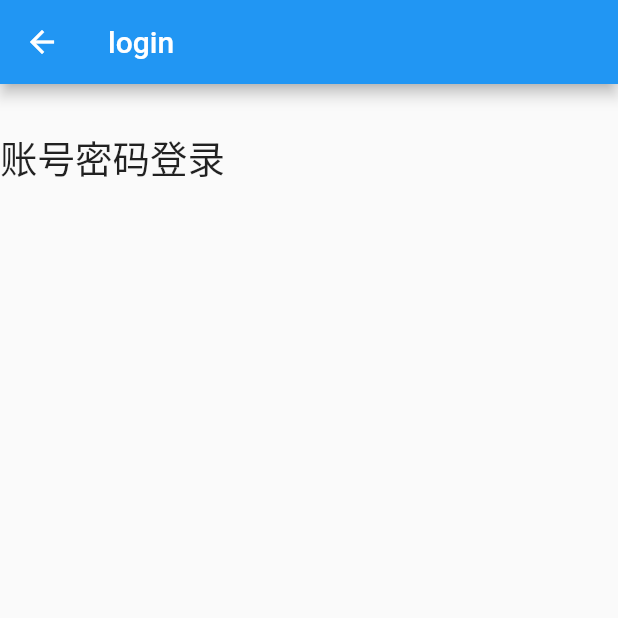
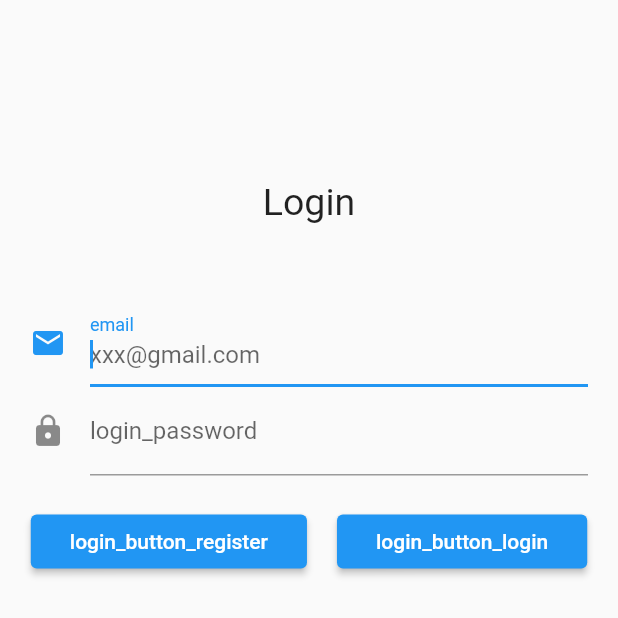
Before and after one commit to decenfrontier/wechat_flutter, a Flutter app: the LoginPage screen opened directly, on a phone screen of 412 x 824 dp, the top half of it. Run offline on Flutter 3.47's test engine with Material 2 defaults, Android fonts, the phone set to English and light mode, and no system bars; our stand-ins replace get; statements that could not run were skipped.

Commit message:
feat: 登录注册基本逻辑

```diff
--- /dev/null
+++ b/lib/common/lang/en_US.dart
@@ -0,0 +1,5 @@
+const Map<String, String> en_US = {
+  'login_title': 'Login',
+  'login_email': 'email',
+  'login_email_hint': 'xxx@gmail.com',
+};
--- /dev/null
+++ b/lib/common/lang/translation_service.dart
@@ -0,0 +1,14 @@
+import 'package:flutter/material.dart';
+import 'package:get/get.dart';
+import 'zh_Hans.dart';
+import 'en_US.dart';
+
+class TranslationService extends Translations {
+  static Locale? get locale => Get.deviceLocale;
+  static final fallbackLocale = Locale('en', 'US');
+  @override
+  Map<String, Map<String, String>> get keys => {
+        'en_US': en_US,
+        'zh_Hans': zh_Hans,
+      };
+}
--- /dev/null
+++ b/lib/common/lang/zh_Hans.dart
@@ -0,0 +1,9 @@
+const Map<String, String> zh_Hans = {
+  'login_title': 'emo',
+  'login_email': '电子邮箱',
+  'login_email_hint': 'xxx@163.com',
+  'login_password': "密码",
+  'login_password_hint': "6~12位大小写数字组合",
+  'login_button_login': "登 录",
+  'login_button_register': "注 册",
+};
--- a/lib/common/routes/routes.dart
+++ b/lib/common/routes/routes.dart
@@ -1,20 +1,20 @@
 import 'package:get/get.dart';
+import 'package:ws_chat_flutter/pages/frame/login/bindings.dart';
+import 'package:ws_chat_flutter/pages/frame/login/view.dart';
 import 'package:ws_chat_flutter/pages/home/index.dart';
-import 'package:ws_chat_flutter/pages/notfound/index.dart';
-
+import 'package:ws_chat_flutter/pages/frame/notfound/index.dart';
 
 class AppRouter {
-  static const Home = '/home';
-  static const NotFound = '/notfound';
+  static const Login = '/login'; // 登录页
+  static const ChangePwd = '/change_password'; // 修改密码页
+  static const Home = '/home'; // 首页
+  static const NotFound = '/notfound'; // 未知页
 
-  static const initial = Home;
+  static const initial = Login;
 
   static final routes = [
-    GetPage(
-      name: Home,
-      page: () => HomePage(),
-      binding: HomeBinding(),
-    ),
+    GetPage(name: Login, page: () => LoginPage(), binding: LoginBinding()),
+    GetPage(name: Home, page: () => HomePage(), binding: HomeBinding()),
   ];
 
   static final unknownRoute =
--- a/lib/main.dart
+++ b/lib/main.dart
@@ -1,6 +1,7 @@
 import 'package:flutter/material.dart';
 import 'package:get/get.dart';
 
+import 'common/lang/translation_service.dart';
 import 'common/routes/routes.dart';
 
 void main() {
@@ -17,6 +18,10 @@ class MyApp extends StatelessWidget {
       initialRoute: AppRouter.initial,
       getPages: AppRouter.routes,
       unknownRoute: AppRouter.unknownRoute,
+      // 下面这三条配置国际化多语言
+      locale: TranslationService.locale,
+      fallbackLocale: TranslationService.fallbackLocale,
+      translations: TranslationService(),
     );
   }
 }
--- a/lib/pages/frame/login/view.dart
+++ b/lib/pages/frame/login/view.dart
@@ -11,20 +11,86 @@ class LoginPage extends GetView<LoginController> {
     return GetBuilder<LoginController>(
       builder: (_) {
         return Scaffold(
-            appBar: AppBar(title: const Text("login")),
-            body: Column(
-              mainAxisSize: MainAxisSize.min,
-              crossAxisAlignment: CrossAxisAlignment.start,
-              children: [
-                SizedBox(
-                  height: 30,
-                ),
-                Text("账号密码登录", style: TextStyle(fontSize: 25)),
-                SizedBox(height: 50.0),
-              ],
-            ));
+            body: Container(
+                padding: EdgeInsets.all(20),
+                child: Column(
+                  mainAxisSize: MainAxisSize.min,
+                  crossAxisAlignment: CrossAxisAlignment.start,
+                  children: [
+                    SizedBox(height: 100),
+                    Row(
+                      mainAxisAlignment: MainAxisAlignment.center,
+                      children: [
+                        Text("login_title".tr, style: TextStyle(fontSize: 25)),
+                      ],
+                    ),
+                    SizedBox(height: 50),
+                    _buildLoginForm()
+                  ],
+                )));
       },
     );
   }
 
+  Form _buildLoginForm() {
+    return Form(
+        key: controller.formKey,
+        autovalidateMode: AutovalidateMode.onUserInteraction,
+        child: Column(
+          children: [
+            TextFormField(
+              autofocus: true,
+              decoration: InputDecoration(
+                labelText: "login_email".tr,
+                hintText: "login_email_hint".tr,
+                icon: Icon(Icons.email),
+              ),
+              validator: controller.emailValidator,
+              onSaved: (value) {
+                controller.userEmail = value!;
+              },
+            ),
+            TextFormField(
+              decoration: InputDecoration(
+                labelText: "login_password".tr,
+                hintText: "login_password_hint".tr,
+                icon: Icon(Icons.lock),
+              ),
+              obscureText: true,
+              validator: controller.passwordValidator,
+              onSaved: (value) {
+                controller.userPassword = value!;
+              },
+            ),
+            SizedBox(
+              height: 20,
+            ),
+            // 注册 与 登录按钮
+            Row(
+              mainAxisAlignment: MainAxisAlignment.center,
+              children: [
+                ElevatedButton(
+                  child: Padding(
+                    padding: const EdgeInsets.all(10),
+                    child: Text("login_button_register".tr),
+                  ),
+                  onPressed: () {
+                    controller.RegisterSubmit();
+                  },
+                ),
+                SizedBox(width: 20),
+                ElevatedButton(
+                  child: Padding(
+                    padding: const EdgeInsets.all(10),
+                    child: Text("login_button_login".tr),
+                  ),
+                  onPressed: () {
+                    controller.LoginSubmit();
+                  },
+                )
+              ],
+            )
+          ],
+        ));
+  }
 }
--- a/lib/pages/frame/register/index.dart
+++ /dev/null
@@ -1,3 +0,0 @@
-export './controller.dart';
-export './view.dart';
-export './bindings.dart';
--- a/lib/pages/frame/welcome/index.dart
+++ /dev/null
@@ -1,3 +0,0 @@
-export './controller.dart';
-export './view.dart';
-export './bindings.dart';
```
Also changed, not shown: lib/pages/frame/login/controller.dart (+46 -0 lines), lib/pages/frame/register/bindings.dart (deleted, +0 -10 lines), lib/pages/frame/register/controller.dart (deleted, +0 -32 lines), lib/pages/frame/register/view.dart (deleted, +0 -30 lines), lib/pages/frame/welcome/bindings.dart (deleted, +0 -10 lines), lib/pages/frame/welcome/controller.dart (deleted, +0 -32 lines), lib/pages/frame/welcome/view.dart (deleted, +0 -30 lines).
